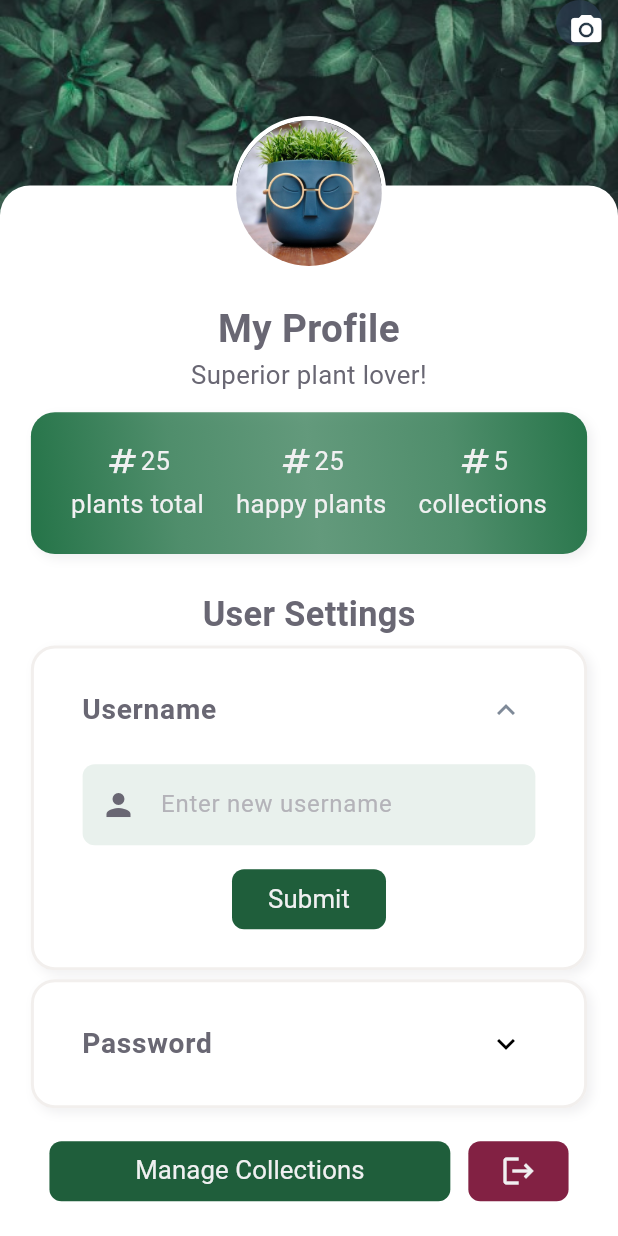
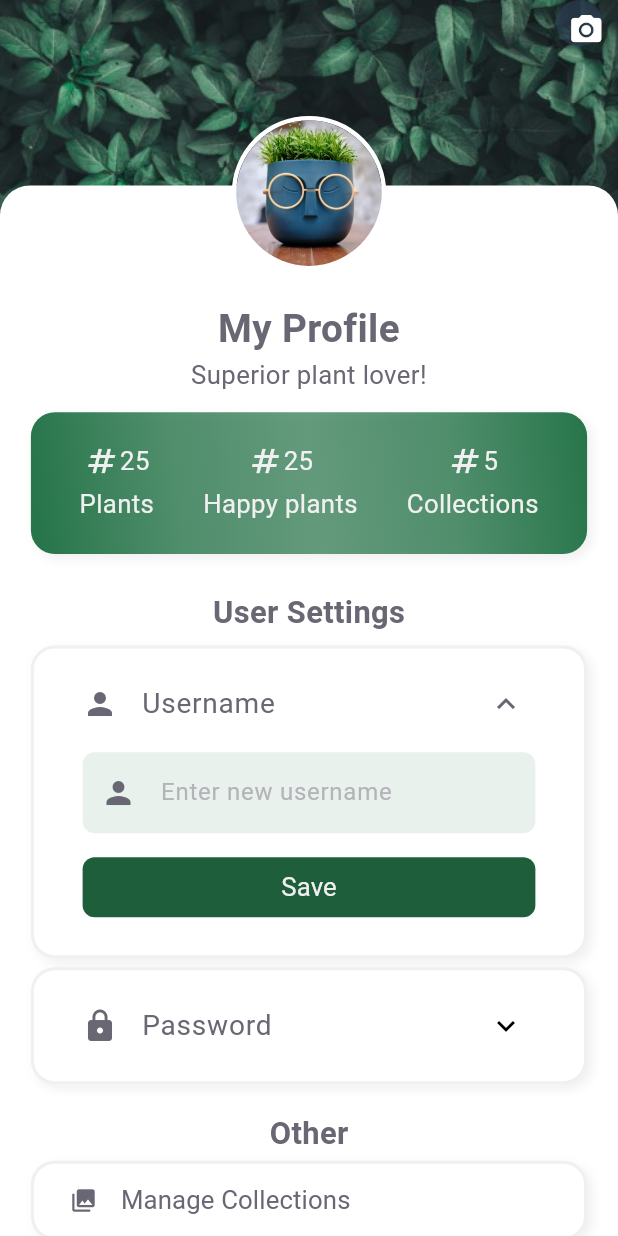
Before and after one commit to Team-Wilhelm/BotaniQue-MobDev, a Flutter app: the SettingsScreen screen opened directly, after a tap on "Username", on a phone screen of 412 x 824 dp. Run offline on Flutter 3.47's test engine with Material 3 defaults, Android fonts, the phone set to English and light mode, and no system bars; our stand-ins replace animated_custom_dropdown, dart_mappable, flutter_bloc, flutter_secure_storage, flutter_svg, google_fonts and 4 more; accounts and stored records are empty; generated files the repository leaves out were written again; network calls fail.

Commit message:
settings screen should hopefully be finished

```diff
--- a/botanique/lib/add_plant/steps/add_plant_first_step.dart
+++ b/botanique/lib/add_plant/steps/add_plant_first_step.dart
@@ -34,7 +34,7 @@ class AddPlantFirstStepContent extends StatelessWidget {
                 text: "What do you call your green friend?",
               ),
               AppIconButton(
-                buttonType: ButtonType.outline,
+                buttonType: ButtonType.transparent,
                 icon: Icons.help_outline,
                 onPressed: () {},
                 tooltip:
--- a/botanique/lib/models/enums/app_enums.dart
+++ b/botanique/lib/models/enums/app_enums.dart
@@ -89,6 +89,7 @@ enum ButtonType {
   outline,
   inactive,
   warning,
+  transparent,
 }
 
 enum ButtonShape {
--- /dev/null
+++ b/botanique/lib/settings/about_wilhelmina.dart
@@ -0,0 +1,44 @@
+import 'package:flutter/material.dart';
+
+import '../shared/app_text.dart';
+import '../style/app_style.dart';
+import 'settings_screen_padding.dart';
+
+class AboutWilhelmina extends StatelessWidget {
+  const AboutWilhelmina({super.key});
+
+  @override
+  Widget build(BuildContext context) {
+    return const Column(
+      children: [
+        SettingsScreenContentMargin(
+          largePadding: true,
+          child: Row(
+            mainAxisAlignment: MainAxisAlignment.center,
+            children: [
+              Expanded(child: Divider(color: TextColors.textSecondary)),
+              Padding(
+                padding: EdgeInsets.symmetric(horizontal: 8),
+                child: AppText(
+                  text: "About BotaniQue",
+                  fontSize: FontSizes.h6,
+                  fontWeight: FontWeight.bold,
+                ),
+              ),
+              Expanded(child: Divider(color: TextColors.textSecondary)),
+            ],
+          ),
+        ),
+        SettingsScreenContentMargin(
+          child: AppText(
+            text:
+                "Created by Wilhelmina, an all-women development team. We believe in empowering plant lovers and promoting sustainable living through innovative technology.",
+            overflow: TextOverflow.visible,
+            fontSize: FontSizes.small,
+            textAlign: TextAlign.center,
+          ),
+        ),
+      ],
+    );
+  }
+}
--- a/botanique/lib/settings/app_expansion_tile.dart
+++ b/botanique/lib/settings/app_expansion_tile.dart
@@ -1,4 +1,3 @@
-import 'package:botanique/settings/settings_screen_padding.dart';
 import 'package:flutter/material.dart';
 
 import '../shared/app_card.dart';
@@ -20,15 +19,17 @@ class AppExpansionTile extends StatelessWidget {
 
   @override
   Widget build(BuildContext context) {
-    return SettingsScreenContentMargin(
-      child: AppCard(
+    return AppCard(
       border: Border.all(
         color: AppColors.cardBackground.withOpacity(0.7),
         width: 2,
       ),
       color: AppColors.background,
       child: Theme(
-          data: Theme.of(context).copyWith(dividerColor: Colors.transparent),
+        data: Theme.of(context).copyWith(
+          dividerColor: Colors.transparent,
+          listTileTheme: const ListTileThemeData(dense: true),
+        ),
         child: ExpansionTile(
           controller: item.controller,
           childrenPadding: EdgeInsets.symmetric(
@@ -36,13 +37,13 @@ class AppExpansionTile extends StatelessWidget {
             vertical: diameter * 0.08,
           ),
           initiallyExpanded: false,
-            iconColor: AppColors.accent,
+          iconColor: TextColors.textDark,
+          leading: item.leadingIcon,
           title: Row(
             children: [
               AppText(
                 text: item.headerValue,
                 fontSize: FontSizes.h6,
-                  fontWeight: FontWeight.bold,
               ),
             ],
           ),
@@ -54,7 +55,6 @@ class AppExpansionTile extends StatelessWidget {
           ],
         ),
       ),
-      ),
     );
   }
 }
--- /dev/null
+++ b/botanique/lib/settings/other_section.dart
@@ -0,0 +1,86 @@
+import 'package:botanique/shared/app_card.dart';
+import 'package:flutter/material.dart';
+import 'package:flutter_bloc/flutter_bloc.dart';
+
+import '../models/events/client_events.dart';
+import '../shared/app_text.dart';
+import '../shared/buttons/app_button.dart';
+import '../state/navigation_cubit.dart';
+import '../state/web_socket_bloc.dart';
+import '../style/app_style.dart';
+import '../util/navigation_constants.dart';
+import 'collections/edit_collections_screen.dart';
+
+class OtherSettingsSection extends StatelessWidget {
+  const OtherSettingsSection({super.key});
+
+  @override
+  Widget build(BuildContext context) {
+    return Column(
+      children: [
+        const AppText(
+          text: "Other",
+          fontSize: FontSizes.h5,
+          fontWeight: FontWeight.bold,
+        ),
+        const SizedBox(height: 4),
+        AppCard(
+          border: Border.all(
+            color: AppColors.cardBackground.withOpacity(0.7),
+            width: 2,
+          ),
+          color: AppColors.background,
+          padding: EdgeInsets.zero,
+          child: AppButton(
+            leadingIcon: Icons.collections,
+            onPressed: () => _handleOnManageCollectionsTapped(context),
+            text: "Manage Collections",
+            style: _settingsScreenButtonStyle,
+            contentColor: TextColors.textDark,
+          ),
+        ),
+        const SizedBox(height: 8),
+        AppCard(
+          border: Border.all(
+            color: AppColors.cardBackground.withOpacity(0.7),
+            width: 2,
+          ),
+          color: AppColors.background,
+          padding: EdgeInsets.zero,
+          child: AppButton(
+            text: "Log Out",
+            onPressed: () => _logOut(context),
+            leadingIcon: Icons.logout,
+            style: _settingsScreenButtonStyle,
+            contentColor: TextColors.textDark,
+          ),
+        ),
+      ],
+    );
+  }
+
+  void _handleOnManageCollectionsTapped(BuildContext context) {
+    Navigator.of(context).push(MaterialPageRoute(builder: (context) {
+      return EditCollectionsScreen();
+    }));
+  }
+
+  void _logOut(BuildContext context) {
+    context.read<WebSocketBloc>().add(
+          ClientWantsToLogOut(
+            eventType: "ClientWantsToLogOut",
+          ),
+        );
+    context.read<NavigationCubit>().changePage(NavigationConstants.welcome);
+  }
+
+  ButtonStyle get _settingsScreenButtonStyle {
+    return ButtonStyle(
+      padding: MaterialStateProperty.all<EdgeInsetsGeometry>(
+        const EdgeInsets.symmetric(horizontal: 24, vertical: 12),
+      ),
+      backgroundColor: MaterialStateProperty.all<Color>(Colors.transparent),
+      elevation: MaterialStateProperty.all<double>(0),
+    );
+  }
+}
--- a/botanique/lib/settings/panel_content/panel_item.dart
+++ b/botanique/lib/settings/panel_content/panel_item.dart
@@ -5,11 +5,13 @@ class PanelItem {
   ExpansionTileController controller;
   String headerValue;
   Widget panelContent;
+  Icon? leadingIcon;
 
   PanelItem({
     required this.id,
     required this.controller,
     required this.headerValue,
     required this.panelContent,
+    this.leadingIcon,
   });
 }
--- a/botanique/lib/settings/settings_screen.dart
+++ b/botanique/lib/settings/settings_screen.dart
@@ -1,23 +1,17 @@
-import 'package:botanique/models/enums/app_enums.dart';
-import 'package:botanique/models/events/client_events.dart';
-import 'package:botanique/settings/collections/edit_collections_screen.dart';
 import 'package:botanique/settings/image_update_screen.dart';
+import 'package:botanique/settings/other_section.dart';
 import 'package:botanique/settings/profile_settings_banner.dart';
 import 'package:botanique/settings/settings_screen_padding.dart';
 import 'package:botanique/settings/settings_section.dart';
 import 'package:botanique/shared/app_card.dart';
 import 'package:botanique/shared/app_text.dart';
-import 'package:botanique/state/navigation_cubit.dart';
 import 'package:botanique/state/user_cubit.dart';
-import 'package:botanique/state/web_socket_bloc.dart';
 import 'package:botanique/style/app_style.dart';
-import 'package:botanique/util/navigation_constants.dart';
 import 'package:flutter/material.dart';
 import 'package:flutter_bloc/flutter_bloc.dart';
 
-import '../shared/buttons/app_button.dart';
-import '../shared/buttons/app_icon_button.dart';
 import '../util/content_size_helper.dart';
+import 'about_wilhelmina.dart';
 
 class SettingsScreen extends StatelessWidget {
   const SettingsScreen({super.key});
@@ -38,6 +32,9 @@ class SettingsScreen extends StatelessWidget {
                     _handleOnImageEditTapped(context);
                   }),
               SizedBox(height: diameter * 0.55),
+              SettingsScreenContentMargin(
+                child: Column(
+                  children: [
                     AppText(
                       text: userState.userDto.username ?? "My Profile",
                       textAlign: TextAlign.center,
@@ -55,70 +52,12 @@ class SettingsScreen extends StatelessWidget {
                       diameter: diameter,
                     ),
                     spacer,
-              SettingsScreenContentMargin(
-                largePadding: true,
-                child: Row(
-                  mainAxisAlignment: MainAxisAlignment.spaceBetween,
-                  children: [
-                    Expanded(
-                      flex: 4,
-                      child: AppButton(
-                        onPressed: () {
-                          _handleOnManageCollectionsTapped(context);
-                        },
-                        text: "Manage Collections",
-                      ),
-                    ),
-                    spacer,
-                    Expanded(
-                      flex: 1,
-                      child: AppIconButton(
-                        onPressed: () {
-                          context.read<WebSocketBloc>().add(
-                                ClientWantsToLogOut(
-                                  eventType: "ClientWantsToLogOut",
-                                ),
-                              );
-                          context
-                              .read<NavigationCubit>()
-                              .changePage(NavigationConstants.welcome);
-                        },
-                        icon: Icons.logout,
-                        buttonType: ButtonType.warning,
-                        buttonShape: ButtonShape.square,
-                      ),
-                    ),
+                    const OtherSettingsSection(),
                   ],
                 ),
               ),
               spacerDouble,
-              const SettingsScreenContentMargin(
-                largePadding: true,
-                child: Row(
-                  mainAxisAlignment: MainAxisAlignment.center,
-                  children: [
-                    Expanded(child: Divider(color: TextColors.textSecondary)),
-                    Padding(
-                      padding: EdgeInsets.symmetric(horizontal: 8),
-                      child: AppText(
-                        text: "About BotaniQue",
-                        fontSize: FontSizes.h6,
-                        fontWeight: FontWeight.bold,
-                      ),
-                    ),
-                    Expanded(child: Divider(color: TextColors.textSecondary)),
-                  ],
-                ),
-              ),
-              const SettingsScreenContentMargin(
-                child: AppText(
-                  text:
-                      "Created by Wilhelmina, an all-women development team. We believe in empowering plant lovers and promoting sustainable living through innovative technology.",
-                  overflow: TextOverflow.visible,
-                  fontSize: FontSizes.small,
-                  textAlign: TextAlign.center,
-                ),
-              ),
+              const AboutWilhelmina(),
               spacerDouble,
             ],
           );
@@ -134,16 +73,9 @@ class SettingsScreen extends StatelessWidget {
     }));
   }
 
-  void _handleOnManageCollectionsTapped(BuildContext context) {
-    Navigator.of(context).push(MaterialPageRoute(builder: (context) {
-      return EditCollectionsScreen();
-    }));
-  }
-
   /* Widgets */
   Widget _buildStatsCard(double diameter) {
-    return SettingsScreenContentMargin(
-      child: AppCard(
+    return AppCard(
       applyGradient: true,
       color: AppColors.primary[0]!,
       child: Padding(
@@ -151,11 +83,10 @@ class SettingsScreen extends StatelessWidget {
         child: Row(
           mainAxisAlignment: MainAxisAlignment.spaceAround,
           children: [
-              _buildStatsColumn("25", "plants total"),
-              _buildStatsColumn("25", "happy plants"),
-              _buildStatsColumn("5", "collections"),
+            _buildStatsColumn("25", "Plants"),
+            _buildStatsColumn("25", "Happy plants"),
+            _buildStatsColumn("5", "Collections"),
           ],
-          ),
         ),
       ),
     );
--- a/botanique/lib/settings/settings_section.dart
+++ b/botanique/lib/settings/settings_section.dart
@@ -51,10 +51,10 @@ class _SettingsSectionState extends State<SettingsSection> {
       children: [
         const AppText(
           text: "User Settings",
-          fontSize: FontSizes.h4,
+          fontSize: FontSizes.h5,
           fontWeight: FontWeight.bold,
         ),
-        const SizedBox(height: 4),
+        const SizedBox(height: 8),
         Column(
           children: [
             ...panelItems.map(
@@ -80,6 +80,10 @@ class _SettingsSectionState extends State<SettingsSection> {
     return panelItems = <PanelItem>[
       PanelItem(
         id: 1,
+        leadingIcon: const Icon(
+          Icons.person,
+          color: TextColors.textDark,
+        ),
         headerValue: 'Username',
         controller: ExpansionTileController(),
         panelContent: Column(
@@ -101,13 +105,15 @@ class _SettingsSectionState extends State<SettingsSection> {
                       .showError("Can't be empty or exceed 50 characters");
                 }
               },
-                text: "Submit")
+              text: "Save",
+            )
           ],
         ),
       ),
       PanelItem(
         id: 2,
         headerValue: 'Password',
+        leadingIcon: const Icon(Icons.lock, color: TextColors.textDark),
         controller: ExpansionTileController(),
         panelContent: Column(
           children: [
@@ -127,8 +133,7 @@ class _SettingsSectionState extends State<SettingsSection> {
               onPressed: () {
                 if (_passwordController.text.isEmpty ||
                     _passwordRepeatController.text.isEmpty) {
-                    AppSnackbar(context)
-                        .showError("Please fill in both fields");
+                  AppSnackbar(context).showError("Please fill in both fields");
                   return;
                 } else if (_passwordController.text !=
                     _passwordRepeatController.text) {
@@ -144,7 +149,8 @@ class _SettingsSectionState extends State<SettingsSection> {
                   _handleTileToggle(2);
                 }
               },
-                text: "Submit")
+              text: "Save",
+            )
           ],
         ),
       ),
--- a/botanique/lib/shared/app_card.dart
+++ b/botanique/lib/shared/app_card.dart
@@ -11,6 +11,7 @@ class AppCard extends StatelessWidget {
     this.applyGradient = false,
     this.height,
     this.width,
+    this.padding = const EdgeInsets.symmetric(horizontal: 16, vertical: 12),
   });
 
   final Widget child;
@@ -19,11 +20,12 @@ class AppCard extends StatelessWidget {
   final bool applyGradient;
   final double? height;
   final double? width;
+  final EdgeInsets padding;
 
   @override
   Widget build(BuildContext context) {
     return Container(
-      padding: const EdgeInsets.symmetric(horizontal: 16, vertical: 12),
+      padding: padding,
       decoration: BoxDecoration(
         color: color,
         borderRadius: BorderRadius.circular(16),
--- a/botanique/lib/shared/buttons/app_button.dart
+++ b/botanique/lib/shared/buttons/app_button.dart
@@ -15,6 +15,9 @@ class AppButton extends StatelessWidget with AppButtonBase {
     this.disabled = false,
     this.fontPercentage = FontSizes.regular,
     this.fullWidth = false,
+    this.leadingIcon,
+    this.style,
+    this.contentColor,
   });
 
   final VoidCallback onPressed;
@@ -24,6 +27,13 @@ class AppButton extends StatelessWidget with AppButtonBase {
   final ButtonShape buttonShape;
   final double fontPercentage;
   final bool fullWidth;
+  final IconData? leadingIcon;
+
+  /// Used to override the default button styles, prefer using buttonType and buttonShape to keep the design consistent.
+  final ButtonStyle? style;
+
+  /// Used to override the default button styles, prefer using buttonType and buttonShape to keep the design consistent.
+  final Color? contentColor;
 
   @override
   Widget build(BuildContext context) {
@@ -31,18 +41,34 @@ class AppButton extends StatelessWidget with AppButtonBase {
       width: fullWidth ? double.infinity : null,
       child: ElevatedButton(
         onPressed: disabled ? null : onPressed,
-        style: styleButton(
+        style: style ??
+            styleButton(
               context: context,
               buttonType: buttonType,
               buttonShape: buttonShape,
               disabled: disabled,
             ),
-        child: AppText(
+        child: Row(
+          mainAxisAlignment: hasLeadingIcon
+              ? MainAxisAlignment.start
+              : MainAxisAlignment.center,
+          children: [
+            if (hasLeadingIcon)
+              Icon(
+                leadingIcon,
+                color: contentColor ?? getContentColor(buttonType, disabled),
+              ),
+            if (hasLeadingIcon) const SizedBox(width: 16),
+            AppText(
               text: text,
               fontSize: fontPercentage,
-          colour: getContentColor(buttonType, disabled),
+              colour: contentColor ?? getContentColor(buttonType, disabled),
+            ),
+          ],
         ),
       ),
     );
   }
+
+  get hasLeadingIcon => leadingIcon != null;
 }
--- a/botanique/lib/shared/buttons/app_button_base.dart
+++ b/botanique/lib/shared/buttons/app_button_base.dart
@@ -19,6 +19,7 @@ mixin AppButtonBase {
         backgroundColor = Theme.of(context).colorScheme.secondary;
         break;
       case ButtonType.outline:
+      case ButtonType.transparent:
         backgroundColor = Colors.transparent;
         break;
       case ButtonType.inactive:
@@ -72,6 +73,9 @@ mixin AppButtonBase {
       case ButtonType.inactive:
         contentColor = TextColors.textSecondary;
         break;
+      case ButtonType.transparent:
+        contentColor = TextColors.textDark;
+        break;
     }
 
     if (disabled) {
--- a/botanique/lib/shared/top_bar.dart
+++ b/botanique/lib/shared/top_bar.dart
@@ -37,7 +37,7 @@ class TopBar extends StatelessWidget {
       children: [
         AppIconButton(
           icon: Icons.arrow_back_ios_new,
-          buttonType: ButtonType.outline,
+          buttonType: ButtonType.transparent,
           onPressed: () {
             if (onBack != null) {
               onBack!();
```
Lines whose indentation alone changed are shown as unchanged.
